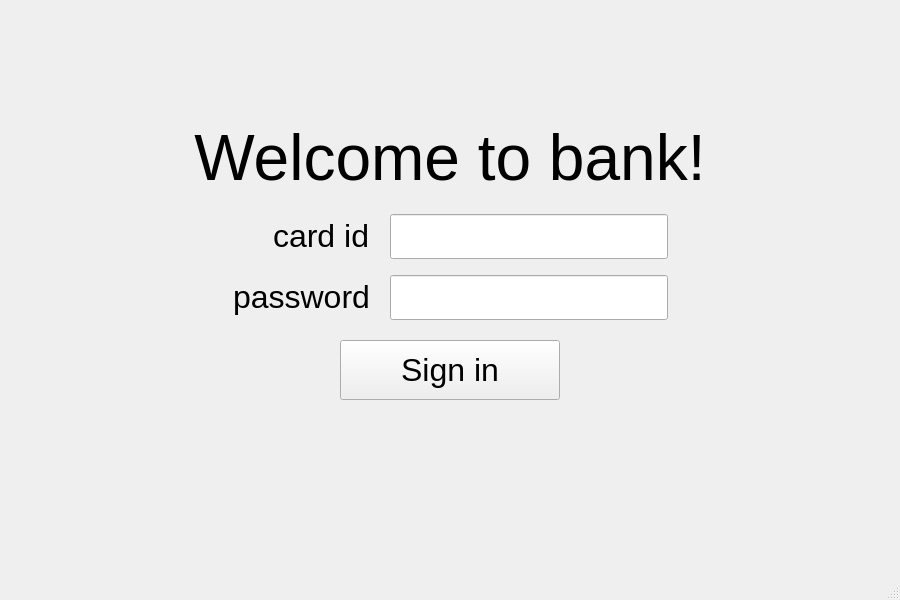
25kmo-project/group_15, file bank-automat/mainwindow.ui: the form before one commit.
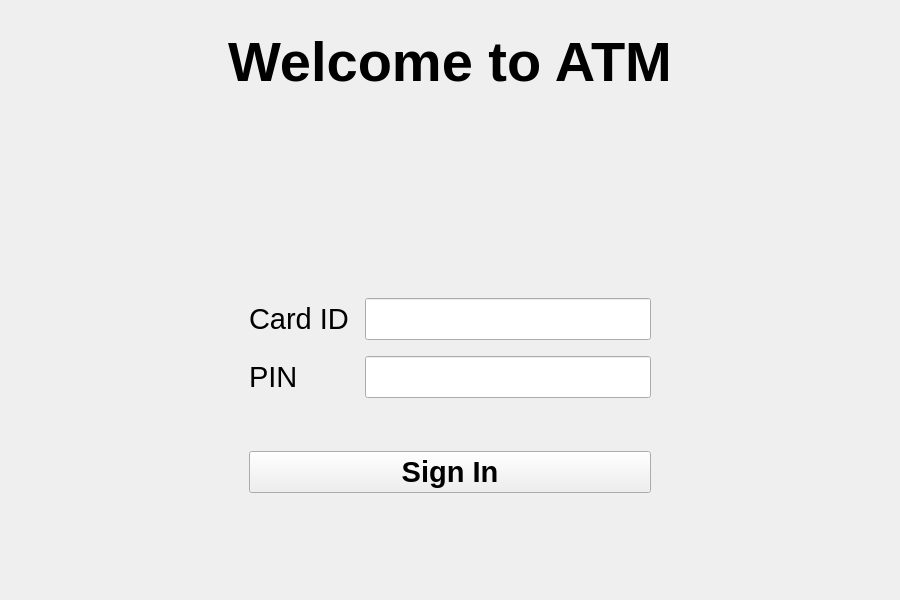
The form after the commit.

```diff
--- a/bank-automat/mainwindow.ui
+++ b/bank-automat/mainwindow.ui
@@ -15,9 +15,6 @@
   </property>
   <widget class="QWidget" name="centralwidget">
    <layout class="QVBoxLayout" name="verticalLayoutRoot">
-    <property name="spacing">
-     <number>20</number>
-    </property>
     <property name="leftMargin">
      <number>40</number>
     </property>
@@ -30,41 +27,35 @@
     <property name="bottomMargin">
      <number>30</number>
     </property>
-    <item>
-     <spacer name="verticalSpacerTop">
-      <property name="orientation">
-       <enum>Qt::Orientation::Vertical</enum>
-      </property>
-      <property name="sizeHint" stdset="0">
-       <size>
-        <width>20</width>
-        <height>20</height>
-       </size>
-      </property>
-     </spacer>
-    </item>
     <item>
      <widget class="QLabel" name="label">
-      <property name="sizePolicy">
-       <sizepolicy hsizetype="Preferred" vsizetype="Preferred">
-        <horstretch>0</horstretch>
-        <verstretch>0</verstretch>
-       </sizepolicy>
-      </property>
       <property name="font">
        <font>
-        <family>Arial</family>
-        <pointsize>48</pointsize>
+        <pointsize>42</pointsize>
+        <bold>true</bold>
        </font>
       </property>
       <property name="text">
-       <string>Welcome to bank!</string>
+       <string>Welcome to ATM</string>
       </property>
       <property name="alignment">
        <set>Qt::AlignmentFlag::AlignCenter</set>
       </property>
      </widget>
     </item>
+    <item>
+     <spacer name="verticalSpacerTop">
+      <property name="orientation">
+       <enum>Qt::Orientation::Vertical</enum>
+      </property>
+      <property name="sizeHint" stdset="0">
+       <size>
+        <width>20</width>
+        <height>30</height>
+       </size>
+      </property>
+     </spacer>
+    </item>
     <item>
      <layout class="QHBoxLayout" name="horizontalLayoutCenter">
       <item>
@@ -74,86 +65,67 @@
         </property>
         <property name="sizeHint" stdset="0">
          <size>
-          <width>40</width>
-          <height>20</height>
+          <width>0</width>
+          <height>0</height>
          </size>
         </property>
        </spacer>
       </item>
+      <item>
+       <widget class="QFrame" name="loginCard">
+        <property name="minimumSize">
+         <size>
+          <width>420</width>
+          <height>280</height>
+         </size>
+        </property>
+        <layout class="QVBoxLayout" name="cardLayout">
+         <property name="spacing">
+          <number>20</number>
+         </property>
       <item>
        <layout class="QGridLayout" name="gridLayoutForm">
-        <property name="horizontalSpacing">
-         <number>20</number>
-        </property>
-        <property name="verticalSpacing">
+           <property name="spacing">
          <number>16</number>
         </property>
-        <item row="0" column="0" alignment="Qt::AlignmentFlag::AlignRight|Qt::AlignmentFlag::AlignVCenter">
-         <widget class="QLabel" name="label_2">
+           <item row="0" column="0">
+            <widget class="QLabel" name="labelCard">
           <property name="font">
            <font>
-            <family>Arial</family>
-            <pointsize>24</pointsize>
+               <pointsize>22</pointsize>
            </font>
           </property>
           <property name="text">
-           <string>card id</string>
+              <string>Card ID</string>
           </property>
          </widget>
         </item>
         <item row="0" column="1">
          <widget class="QLineEdit" name="textCardId">
-          <property name="sizePolicy">
-           <sizepolicy hsizetype="Expanding" vsizetype="Fixed">
-            <horstretch>0</horstretch>
-            <verstretch>0</verstretch>
-           </sizepolicy>
-          </property>
-          <property name="minimumSize">
-           <size>
-            <width>260</width>
-            <height>45</height>
-           </size>
-          </property>
           <property name="font">
            <font>
-            <family>Arial</family>
-            <pointsize>24</pointsize>
+               <pointsize>22</pointsize>
            </font>
           </property>
          </widget>
         </item>
-        <item row="1" column="0" alignment="Qt::AlignmentFlag::AlignRight|Qt::AlignmentFlag::AlignVCenter">
-         <widget class="QLabel" name="label_3">
+           <item row="1" column="0">
+            <widget class="QLabel" name="labelPin">
           <property name="font">
            <font>
-            <family>Arial</family>
-            <pointsize>24</pointsize>
+               <pointsize>22</pointsize>
            </font>
           </property>
           <property name="text">
-           <string>password</string>
+              <string>PIN</string>
           </property>
          </widget>
         </item>
         <item row="1" column="1">
          <widget class="QLineEdit" name="textPincode">
-          <property name="sizePolicy">
-           <sizepolicy hsizetype="Expanding" vsizetype="Fixed">
-            <horstretch>0</horstretch>
-            <verstretch>0</verstretch>
-           </sizepolicy>
-          </property>
-          <property name="minimumSize">
-           <size>
-            <width>260</width>
-            <height>45</height>
-           </size>
-          </property>
           <property name="font">
            <font>
-            <family>Arial</family>
-            <pointsize>24</pointsize>
+               <pointsize>22</pointsize>
            </font>
           </property>
           <property name="echoMode">
@@ -164,63 +136,30 @@
        </layout>
       </item>
       <item>
-       <spacer name="horizontalSpacerRight">
-        <property name="orientation">
-         <enum>Qt::Orientation::Horizontal</enum>
-        </property>
-        <property name="sizeHint" stdset="0">
-         <size>
-          <width>40</width>
-          <height>20</height>
-         </size>
-        </property>
-       </spacer>
-      </item>
-     </layout>
-    </item>
-    <item>
-     <layout class="QHBoxLayout" name="horizontalLayoutButton">
-      <item>
-       <spacer name="horizontalSpacerBtnLeft">
-        <property name="orientation">
-         <enum>Qt::Orientation::Horizontal</enum>
-        </property>
-        <property name="sizeHint" stdset="0">
-         <size>
-          <width>40</width>
-          <height>20</height>
-         </size>
-        </property>
-       </spacer>
-      </item>
-      <item>
        <widget class="QPushButton" name="btnLogin">
-        <property name="minimumSize">
-         <size>
-          <width>220</width>
-          <height>60</height>
-         </size>
-        </property>
         <property name="font">
          <font>
-          <family>Arial</family>
-          <pointsize>24</pointsize>
+             <pointsize>22</pointsize>
+             <bold>true</bold>
          </font>
         </property>
         <property name="text">
-         <string>Sign in</string>
-        </property>
+            <string>Sign In</string>
+           </property>
+          </widget>
+         </item>
+        </layout>
        </widget>
       </item>
       <item>
-       <spacer name="horizontalSpacerBtnRight">
+       <spacer name="horizontalSpacerRight">
         <property name="orientation">
          <enum>Qt::Orientation::Horizontal</enum>
         </property>
         <property name="sizeHint" stdset="0">
          <size>
-          <width>40</width>
-          <height>20</height>
+          <width>0</width>
+          <height>0</height>
          </size>
         </property>
        </spacer>
@@ -231,47 +170,16 @@
      <widget class="QLabel" name="labelInfo">
       <property name="font">
        <font>
-        <family>Arial</family>
-        <pointsize>24</pointsize>
+        <pointsize>18</pointsize>
        </font>
       </property>
-      <property name="text">
-       <string/>
-      </property>
       <property name="alignment">
        <set>Qt::AlignmentFlag::AlignCenter</set>
       </property>
-      <property name="wordWrap">
-       <bool>true</bool>
-      </property>
      </widget>
     </item>
-    <item>
-     <spacer name="verticalSpacerBottom">
-      <property name="orientation">
-       <enum>Qt::Orientation::Vertical</enum>
-      </property>
-      <property name="sizeHint" stdset="0">
-       <size>
-        <width>20</width>
-        <height>40</height>
-       </size>
-      </property>
-     </spacer>
-    </item>
    </layout>
   </widget>
-  <widget class="QMenuBar" name="menubar">
-   <property name="geometry">
-    <rect>
-     <x>0</x>
-     <y>0</y>
-     <width>900</width>
-     <height>30</height>
-    </rect>
-   </property>
-  </widget>
-  <widget class="QStatusBar" name="statusbar"/>
  </widget>
  <resources/>
  <connections/>
```
Left out of the diff: 2 changed lines with no effect on the pictures. Lines whose indentation alone changed are shown as unchanged.
